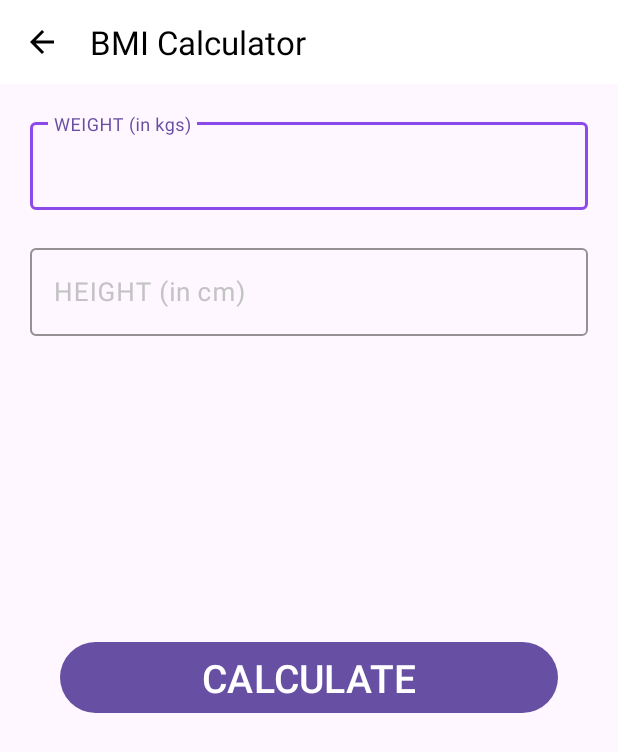
After one commit to vishalghige43/Workout_App, an Android app: the BmiActivity screen opened directly, with no data from a screen before it, on a phone screen of 412 x 824 dp. The commit adds this screen. Shown: the top 752 px of the screen. Run offline under Robolectric (Android 15) with nearby library versions, the phone set to English and light mode, and no system bars.

```diff
--- /dev/null
+++ b/app/src/main/java/com/example/workoutapp/BmiActivity.kt
@@ -0,0 +1,55 @@
+package com.example.workoutapp
+
+import android.app.Activity
+import androidx.appcompat.app.AppCompatActivity
+import android.os.Bundle
+import android.view.View
+import android.widget.Toast
+import com.example.workoutapp.databinding.ActivityBmiBinding
+import org.w3c.dom.Text
+
+class BmiActivity : AppCompatActivity() {
+    private var binding:ActivityBmiBinding?=null;
+    override fun onCreate(savedInstanceState: Bundle?) {
+        super.onCreate(savedInstanceState)
+        binding=ActivityBmiBinding.inflate(layoutInflater);
+        setContentView(binding?.root);
+        setSupportActionBar(binding?.toolBarBmi);
+        if(supportActionBar!=null){
+            supportActionBar?.setDisplayHomeAsUpEnabled(true);
+        }
+        binding?.toolBarBmi?.setNavigationOnClickListener{
+            onBackPressed();
+        }
+        binding?.calculateBtn?.setOnClickListener {
+            if(isValid()) calculate();
+            else{
+                Toast.makeText(this,"Invalid Input",Toast.LENGTH_SHORT).show();
+            }
+        }
+    }
+    private fun isValid():Boolean{
+        if(binding?.heightIn?.text.toString()=="")return false;
+        if(binding?.weightIn?.text.toString()=="")return false;
+        return true;
+    }
+    private fun calculate(){
+        binding?.dispVAl?.visibility=View.VISIBLE;
+        var height:Float=binding?.heightIn?.text.toString().toFloat();
+        var weight:Float=binding?.weightIn?.text.toString().toFloat();
+        height/=100;
+        var result:Float=(weight)/(height*height);
+        var x:String=String.format("%.2f",result);
+        binding?.bmiVal?.text=x;
+        if(result<18.5){
+            binding?.bmiStats?.text="Your are Underweight";
+            return;
+        }
+        if(result>24.5){
+            binding?.bmiStats?.text="Your are Overweight";
+            return;
+        }
+        binding?.bmiStats?.text="Your are Fit";
+    }
+
+}
--- a/app/src/main/java/com/example/workoutapp/ExersiceActivity.kt
+++ b/app/src/main/java/com/example/workoutapp/ExersiceActivity.kt
@@ -39,9 +39,7 @@ class ExersiceActivity : AppCompatActivity(), TextToSpeech.OnInitListener {
             supportActionBar?.setDisplayHomeAsUpEnabled(true);
         }
         exList=Constants.defaultExList();
-        binding?.toolBarEx?.setNavigationOnClickListener{
-            customOnBackPressed();
-        }
+
         tts= TextToSpeech(this,this);
         setupTimer();
         setupExerciseReView();
@@ -141,7 +139,6 @@ class ExersiceActivity : AppCompatActivity(), TextToSpeech.OnInitListener {
         exList!![currEx].setIsSel(true);
         exerciseStatus?.notifyDataSetChanged();
 
-
         ExProgress=0;
 
         if(ExProgress!=null){
--- a/app/src/main/java/com/example/workoutapp/MainActivity.kt
+++ b/app/src/main/java/com/example/workoutapp/MainActivity.kt
@@ -16,6 +16,10 @@ class MainActivity : AppCompatActivity() {
             val intent:Intent=Intent(this,ExersiceActivity::class.java);
             startActivity(intent);
         }
+        binding?.bmiBtn?.setOnClickListener {
+            val intent:Intent=Intent(this,BmiActivity::class.java);
+            startActivity(intent);
+        }
     }
 
     override fun onDestroy() {
--- /dev/null
+++ b/app/src/main/res/layout/activity_bmi.xml
@@ -0,0 +1,117 @@
+<?xml version="1.0" encoding="utf-8"?>
+<androidx.constraintlayout.widget.ConstraintLayout xmlns:android="http://schemas.android.com/apk/res/android"
+    xmlns:app="http://schemas.android.com/apk/res-auto"
+    xmlns:tools="http://schemas.android.com/tools"
+    android:layout_width="match_parent"
+    android:layout_height="match_parent"
+    android:orientation="vertical"
+    tools:context=".BmiActivity">
+    <!--TOOLBAR -->
+    <androidx.appcompat.widget.Toolbar
+        app:layout_constraintTop_toTopOf="parent"
+        android:id="@+id/toolBarBmi"
+        android:layout_width="match_parent"
+        android:layout_height="?android:attr/actionBarSize"
+        android:theme="@style/toolbar"
+        android:background="@color/white"
+        app:titleTextColor="@color/black"
+        app:title="BMI Calculator"
+        />
+    <!--Text Input (Weight)-->
+    <com.google.android.material.textfield.TextInputLayout
+        android:id="@+id/etWeight"
+        android:layout_width="match_parent"
+        android:layout_height="wrap_content"
+        app:layout_constraintTop_toBottomOf="@+id/toolBarBmi"
+        android:layout_margin="20dp"
+        app:boxStrokeColor="#8D4AEA"
+        style="@style/Widget.Material3.TextInputLayout.OutlinedBox"
+        android:textColorHint="#c3c3c3"
+        >
+        <androidx.appcompat.widget.AppCompatEditText
+
+            android:id="@+id/weightIn"
+            android:layout_width="match_parent"
+            android:layout_height="wrap_content"
+            android:hint="WEIGHT (in kgs)"
+            android:textSize="17sp"
+            android:inputType="numberDecimal"
+            />
+    </com.google.android.material.textfield.TextInputLayout>
+    <!--Text Input (Height)-->
+    <com.google.android.material.textfield.TextInputLayout
+        android:id="@+id/etHeight"
+        android:layout_width="match_parent"
+        android:layout_height="wrap_content"
+        app:layout_constraintTop_toBottomOf="@+id/etWeight"
+        android:layout_margin="20dp"
+        app:boxStrokeColor="#8D4AEA"
+        style="@style/Widget.Material3.TextInputLayout.OutlinedBox"
+        android:textColorHint="#c3c3c3"
+        >
+        <androidx.appcompat.widget.AppCompatEditText
+            android:id="@+id/heightIn"
+            android:layout_width="match_parent"
+            android:layout_height="wrap_content"
+            android:hint="HEIGHT (in cm)"
+            android:textSize="17sp"
+            android:inputType="numberDecimal"
+            />
+    </com.google.android.material.textfield.TextInputLayout>
+    <!--BMI Text Display-->
+    <LinearLayout
+        android:id="@+id/dispVAl"
+        android:layout_width="match_parent"
+        android:layout_height="wrap_content"
+        app:layout_constraintTop_toBottomOf="@+id/etHeight"
+        android:layout_margin="60dp"
+        android:orientation="vertical"
+        android:visibility="invisible"
+        tools:visibility="visible"
+        >
+        <TextView
+            android:layout_width="match_parent"
+            android:layout_height="wrap_content"
+            app:layout_constraintTop_toBottomOf="@+id/etHeight"
+            android:text="Your BMI "
+            android:gravity="center"
+            android:textSize="16sp"
+            android:textColor="#747373"
+            />
+        <TextView
+            android:id="@+id/bmiVal"
+            android:layout_marginTop="10dp"
+            android:layout_width="match_parent"
+            android:layout_height="wrap_content"
+            app:layout_constraintTop_toBottomOf="@+id/etHeight"
+            android:text="18.6"
+            android:textStyle="bold"
+            android:gravity="center"
+            android:textSize="25sp"
+            android:textColor="#747373"
+            />
+        <TextView
+            android:id="@+id/bmiStats"
+            android:layout_marginTop="10dp"
+            android:layout_width="match_parent"
+            android:layout_height="wrap_content"
+            app:layout_constraintTop_toBottomOf="@+id/etHeight"
+            android:text="You are underweight"
+            android:gravity="center"
+            android:textSize="16sp"
+            android:textColor="#747373"
+            />
+
+    </LinearLayout>
+    <!--Cal Btn-->
+    <Button
+        android:id="@+id/calculateBtn"
+        android:layout_width="match_parent"
+        android:layout_height="wrap_content"
+        android:layout_marginTop="200dp"
+        app:layout_constraintTop_toBottomOf="@+id/etHeight"
+        android:text="CALCULATE"
+        android:textSize="26sp"
+        android:layout_marginHorizontal="40dp"
+        />
+</androidx.constraintlayout.widget.ConstraintLayout>
```
Also changed, not shown: app/src/main/AndroidManifest.xml (+6 -3 lines), app/src/main/res/layout/activity_main.xml (+32 -2 lines).
